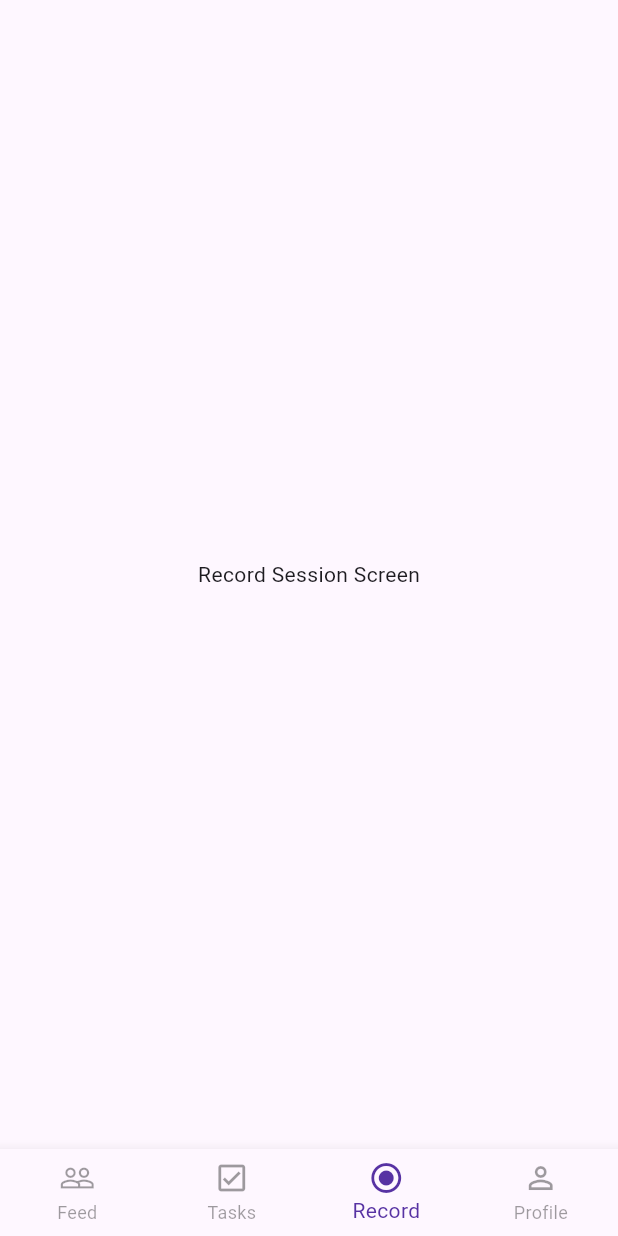
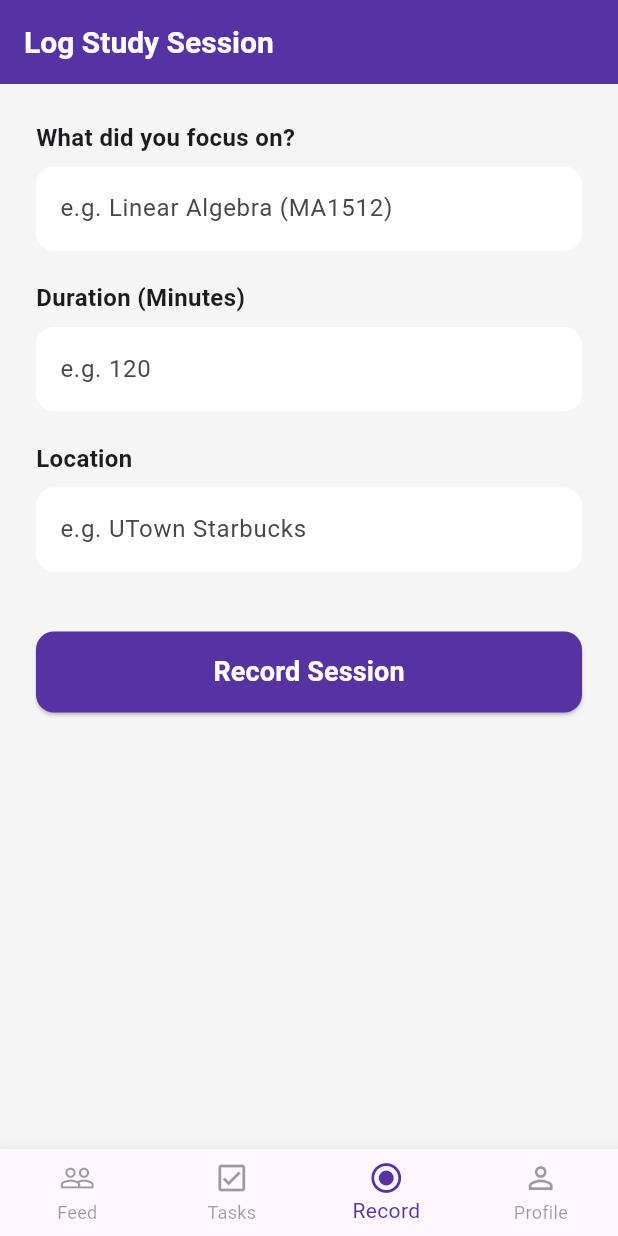
Before and after one commit to jeevan764/lockedin, a Flutter app: the DashboardScreen screen opened directly, item 3 of the bottom bar chosen, on a phone screen of 412 x 824 dp. Run offline on Flutter 3.47's test engine with Material 3 defaults, Android fonts, the phone set to English and light mode, and no system bars; our stand-ins replace supabase_flutter; accounts and stored records are empty.

Commit message:
record_screen

```diff
--- a/lib/screens/dashboard_screen.dart
+++ b/lib/screens/dashboard_screen.dart
@@ -3,6 +3,7 @@ import 'package:flutter/material.dart';
 import 'feed_screen.dart';
 import 'tasks_screen.dart';    // <-- This import warning will now disappear!
 import 'profile_screen.dart';
+import 'record_screen.dart';
 
 class DashboardScreen extends StatefulWidget {
   const DashboardScreen({super.key});
@@ -19,7 +20,7 @@ class _DashboardScreenState extends State<DashboardScreen> {
     final List<Widget> pages = [
       const FeedScreen(),                                           // Tab 0
       const TasksScreen(),                                          // Tab 1 (SWAPPED OUT THE PLACEHOLDER TEXT)
-      const Center(child: Text('Record Session Screen')),            // Tab 2
+      const RecordScreen(),            // Tab 2
       const ProfileScreen(),                                        // Tab 3
     ];
 
--- /dev/null
+++ b/lib/screens/record_screen.dart
@@ -0,0 +1,147 @@
+// lib/screens/record_screen.dart
+import 'package:flutter/material.dart';
+import 'package:supabase_flutter/supabase_flutter.dart';
+
+class RecordScreen extends StatefulWidget {
+  const RecordScreen({super.key});
+
+  @override
+  State<RecordScreen> createState() => _RecordScreenState();
+}
+
+class _RecordScreenState extends State<RecordScreen> {
+  final _supabase = Supabase.instance.client;
+  final _subjectController = TextEditingController();
+  final _durationController = TextEditingController();
+  final _locationController = TextEditingController();
+  bool _isLoading = false;
+
+  @override
+  void dispose() {
+    _subjectController.dispose();
+    _durationController.dispose();
+    _locationController.dispose();
+    super.dispose();
+  }
+
+  Future<void> _submitSession() async {
+    final subject = _subjectController.text.trim();
+    final durationText = _durationController.text.trim();
+    final location = _locationController.text.trim();
+
+    if (subject.isEmpty || durationText.isEmpty) {
+      ScaffoldMessenger.of(context).showSnackBar(
+        const SnackBar(content: Text('Please enter a subject and duration'), backgroundColor: Colors.orange),
+      );
+      return;
+    }
+
+    setState(() => _isLoading = true);
+
+    try {
+      final user = _supabase.auth.currentUser;
+      if (user == null) throw Exception('User not logged in');
+
+      final durationMins = int.tryParse(durationText) ?? 0;
+      final xp = durationMins * 2; // Basic MVP gamification logic: 2 XP per minute
+
+      await _supabase.from('study_sessions').insert({
+        'user_id': user.id,
+        'subject': subject,
+        'duration_minutes': durationMins,
+        'location': location.isEmpty ? 'NUS Central Library' : location, // Default location
+        'xp_earned': xp,
+      });
+
+      if (mounted) {
+        ScaffoldMessenger.of(context).showSnackBar(
+          const SnackBar(content: Text('Session Recorded Successfully!'), backgroundColor: Colors.green),
+        );
+        _subjectController.clear();
+        _durationController.clear();
+        _locationController.clear();
+      }
+    } catch (e) {
+      if (mounted) {
+        ScaffoldMessenger.of(context).showSnackBar(SnackBar(content: Text('Error: $e'), backgroundColor: Colors.red));
+      }
+    } finally {
+      if (mounted) setState(() => _isLoading = false);
+    }
+  }
+
+  @override
+  Widget build(BuildContext context) {
+    return Scaffold(
+      backgroundColor: Colors.grey[100],
+      appBar: AppBar(
+        title: const Text('Log Study Session', style: TextStyle(fontSize: 20, fontWeight: FontWeight.bold, color: Colors.white)),
+        backgroundColor: const Color(0xff5732a3),
+        elevation: 0,
+      ),
+      body: SingleChildScrollView(
+        padding: const EdgeInsets.all(24.0),
+        child: Column(
+          crossAxisAlignment: CrossAxisAlignment.start,
+          children: [
+            const Text('What did you focus on?', style: TextStyle(fontSize: 16, fontWeight: FontWeight.bold)),
+            const SizedBox(height: 8),
+            TextField(
+              controller: _subjectController,
+              decoration: InputDecoration(
+                hintText: 'e.g. Linear Algebra (MA1512)',
+                filled: true,
+                fillColor: Colors.white,
+                border: OutlineInputBorder(borderRadius: BorderRadius.circular(12), borderSide: BorderSide.none),
+              ),
+            ),
+            const SizedBox(height: 20),
+
+            const Text('Duration (Minutes)', style: TextStyle(fontSize: 16, fontWeight: FontWeight.bold)),
+            const SizedBox(height: 8),
+            TextField(
+              controller: _durationController,
+              keyboardType: TextInputType.number,
+              decoration: InputDecoration(
+                hintText: 'e.g. 120',
+                filled: true,
+                fillColor: Colors.white,
+                border: OutlineInputBorder(borderRadius: BorderRadius.circular(12), borderSide: BorderSide.none),
+              ),
+            ),
+            const SizedBox(height: 20),
+
+            const Text('Location', style: TextStyle(fontSize: 16, fontWeight: FontWeight.bold)),
+            const SizedBox(height: 8),
+            TextField(
+              controller: _locationController,
+              decoration: InputDecoration(
+                hintText: 'e.g. UTown Starbucks',
+                filled: true,
+                fillColor: Colors.white,
+                border: OutlineInputBorder(borderRadius: BorderRadius.circular(12), borderSide: BorderSide.none),
+              ),
+            ),
+            const SizedBox(height: 40),
+
+            SizedBox(
+              width: double.infinity,
+              height: 54,
+              child: ElevatedButton(
+                onPressed: _isLoading ? null : _submitSession,
+                style: ElevatedButton.styleFrom(
+                  backgroundColor: const Color(0xff5732a3),
+                  foregroundColor: Colors.white,
+                  shape: RoundedRectangleBorder(borderRadius: BorderRadius.circular(12)),
+                ),
+                child: _isLoading
+                    ? const CircularProgressIndicator(color: Colors.white)
+                    : const Text('Record Session', style: TextStyle(fontSize: 18, fontWeight: FontWeight.bold)),
+              ),
+            ),
+          ],
+        ),
+      ),
+    );
+  }
+}
```
Also changed, not shown: lib/screens/feed_screen.dart (+101 -53 lines).
